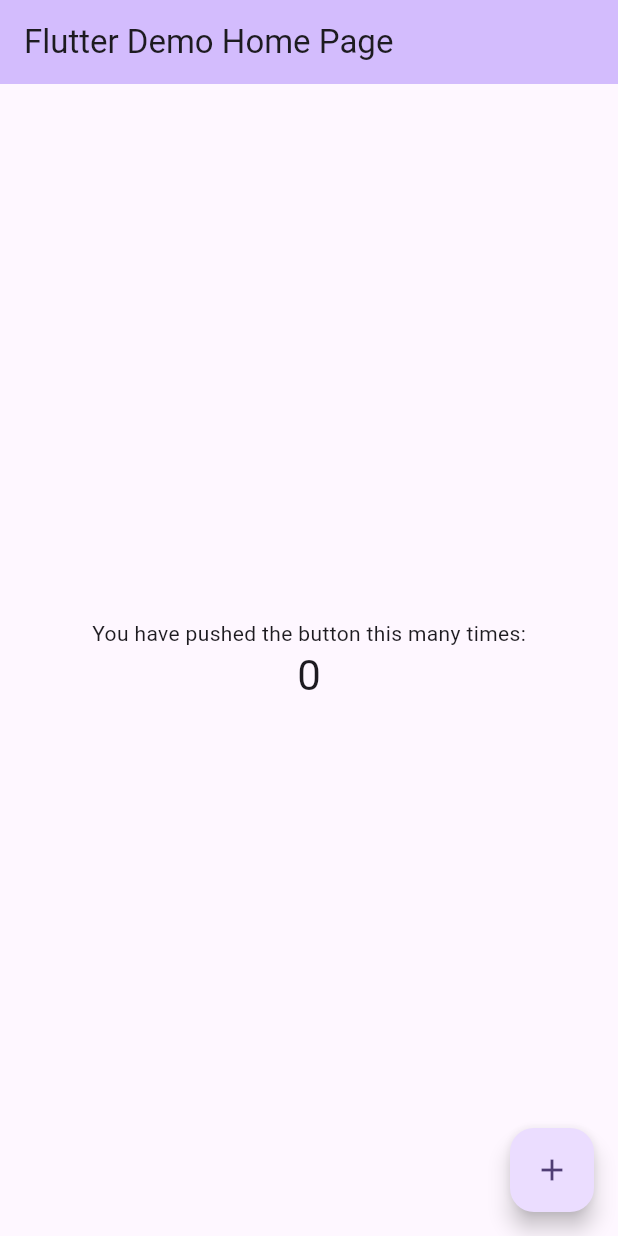
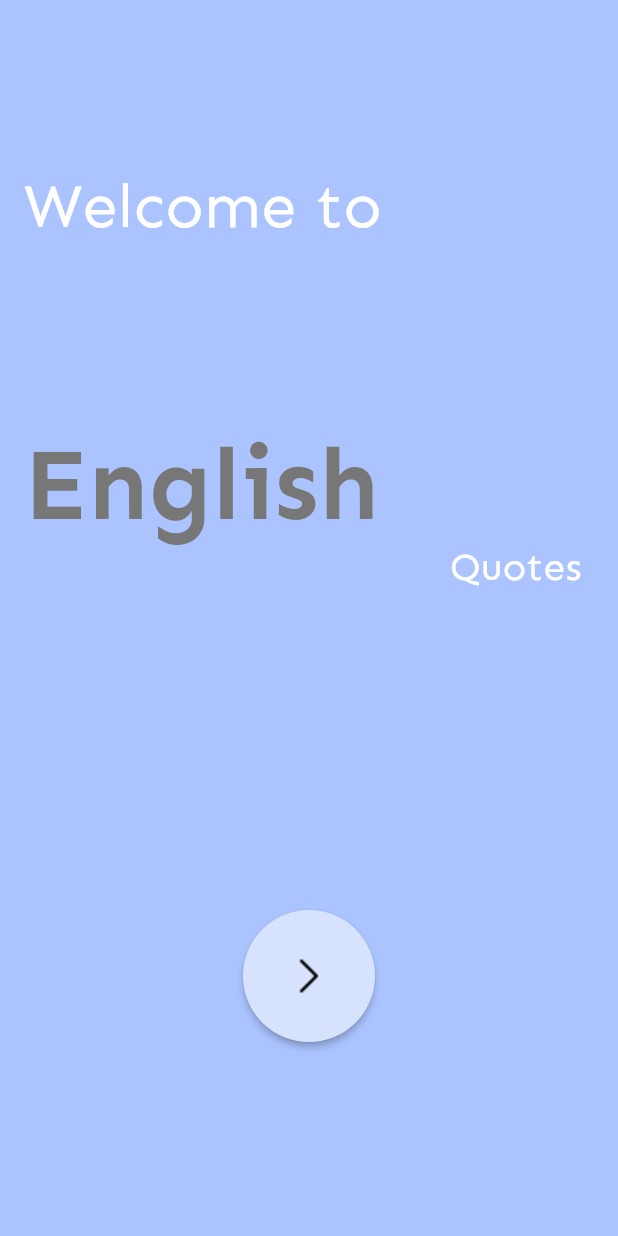
Before and after one commit to trtrung1209/english-card-app, a Flutter app: the screen it shows after launch, on a phone screen of 412 x 824 dp. Run offline on Flutter 3.47's test engine with Material 3 defaults, Android fonts, the phone set to English and light mode, and no system bars.

Commit message:
Custom Landing page

```diff
--- a/lib/main.dart
+++ b/lib/main.dart
@@ -1,122 +1,21 @@
 import 'package:flutter/material.dart';
+import 'package:flutter/services.dart';
+import './pages/landing_page.dart';
 
 void main() {
+  WidgetsFlutterBinding.ensureInitialized();
+  SystemChrome.setEnabledSystemUIMode(SystemUiMode.manual, overlays: []);
   runApp(const MyApp());
 }
 
 class MyApp extends StatelessWidget {
   const MyApp({super.key});
 
-  // This widget is the root of your application.
   @override
   Widget build(BuildContext context) {
-    return MaterialApp(
-      title: 'Flutter Demo',
-      theme: ThemeData(
-        // This is the theme of your application.
-        //
-        // TRY THIS: Try running your application with "flutter run". You'll see
-        // the application has a purple toolbar. Then, without quitting the app,
-        // try changing the seedColor in the colorScheme below to Colors.green
-        // and then invoke "hot reload" (save your changes or press the "hot
-        // reload" button in a Flutter-supported IDE, or press "r" if you used
-        // the command line to start the app).
-        //
-        // Notice that the counter didn't reset back to zero; the application
-        // state is not lost during the reload. To reset the state, use hot
-        // restart instead.
-        //
-        // This works for code too, not just values: Most code changes can be
-        // tested with just a hot reload.
-        colorScheme: ColorScheme.fromSeed(seedColor: Colors.deepPurple),
-      ),
-      home: const MyHomePage(title: 'Flutter Demo Home Page'),
+    return const MaterialApp(
+      debugShowCheckedModeBanner: false,
+      home: LandingPage(),
     );
   }
 }
-
-class MyHomePage extends StatefulWidget {
-  const MyHomePage({super.key, required this.title});
-
-  // This widget is the home page of your application. It is stateful, meaning
-  // that it has a State object (defined below) that contains fields that affect
-  // how it looks.
-
-  // This class is the configuration for the state. It holds the values (in this
-  // case the title) provided by the parent (in this case the App widget) and
-  // used by the build method of the State. Fields in a Widget subclass are
-  // always marked "final".
-
-  final String title;
-
-  @override
-  State<MyHomePage> createState() => _MyHomePageState();
-}
-
-class _MyHomePageState extends State<MyHomePage> {
-  int _counter = 0;
-
-  void _incrementCounter() {
-    setState(() {
-      // This call to setState tells the Flutter framework that something has
-      // changed in this State, which causes it to rerun the build method below
-      // so that the display can reflect the updated values. If we changed
-      // _counter without calling setState(), then the build method would not be
-      // called again, and so nothing would appear to happen.
-      _counter++;
-    });
-  }
-
-  @override
-  Widget build(BuildContext context) {
-    // This method is rerun every time setState is called, for instance as done
-    // by the _incrementCounter method above.
-    //
-    // The Flutter framework has been optimized to make rerunning build methods
-    // fast, so that you can just rebuild anything that needs updating rather
-    // than having to individually change instances of widgets.
-    return Scaffold(
-      appBar: AppBar(
-        // TRY THIS: Try changing the color here to a specific color (to
-        // Colors.amber, perhaps?) and trigger a hot reload to see the AppBar
-        // change color while the other colors stay the same.
-        backgroundColor: Theme.of(context).colorScheme.inversePrimary,
-        // Here we take the value from the MyHomePage object that was created by
-        // the App.build method, and use it to set our appbar title.
-        title: Text(widget.title),
-      ),
-      body: Center(
-        // Center is a layout widget. It takes a single child and positions it
-        // in the middle of the parent.
-        child: Column(
-          // Column is also a layout widget. It takes a list of children and
-          // arranges them vertically. By default, it sizes itself to fit its
-          // children horizontally, and tries to be as tall as its parent.
-          //
-          // Column has various properties to control how it sizes itself and
-          // how it positions its children. Here we use mainAxisAlignment to
-          // center the children vertically; the main axis here is the vertical
-          // axis because Columns are vertical (the cross axis would be
-          // horizontal).
-          //
-          // TRY THIS: Invoke "debug painting" (choose the "Toggle Debug Paint"
-          // action in the IDE, or press "p" in the console), to see the
-          // wireframe for each widget.
-          mainAxisAlignment: MainAxisAlignment.center,
-          children: <Widget>[
-            const Text('You have pushed the button this many times:'),
-            Text(
-              '$_counter',
-              style: Theme.of(context).textTheme.headlineMedium,
-            ),
-          ],
-        ),
-      ),
-      floatingActionButton: FloatingActionButton(
-        onPressed: _incrementCounter,
-        tooltip: 'Increment',
-        child: const Icon(Icons.add),
-      ), // This trailing comma makes auto-formatting nicer for build methods.
-    );
-  }
-}
--- a/lib/pages/landing_page.dart
+++ b/lib/pages/landing_page.dart
@@ -0,0 +1,61 @@
+import 'package:english_card_app/values/app_assets.dart';
+import 'package:english_card_app/values/app_colors.dart';
+import 'package:english_card_app/values/app_styles.dart';
+import 'package:flutter/material.dart';
+
+class LandingPage extends StatelessWidget {
+  const LandingPage({super.key});
+
+  @override
+  Widget build(BuildContext context) {
+    return Scaffold(
+      backgroundColor: AppColors.primaryColor,
+      body: Padding(
+        padding: const EdgeInsets.symmetric(horizontal: 16),
+        child: Column(
+          children: [
+            Expanded(
+              child: Container(
+                alignment: Alignment.centerLeft,
+                child: Text(
+                  'Welcome to',
+                  style: AppStyles.h3,
+                ),
+              ),
+            ),
+            Expanded(
+              child: Container(
+                child: Column(
+                  crossAxisAlignment: CrossAxisAlignment.stretch,
+                  children: [
+                    Text('English',
+                      style: AppStyles.h2.copyWith(
+                        color: AppColors.blackGrey,
+                        fontWeight: FontWeight.bold
+                    ),),
+                    Padding(
+                      padding: const EdgeInsets.only(right: 8),
+                      child: Text('Quotes',
+                        textAlign: TextAlign.right,
+                        style: AppStyles.h4.copyWith(height: 0.5),),
+                    ),
+                  ],
+                ),
+                )),
+            Expanded(
+              child: Padding(
+                padding: const EdgeInsets.only(bottom: 72),
+                child: RawMaterialButton(
+                  onPressed: (){},
+                  shape: CircleBorder(),
+                  fillColor: AppColors.lightBlue,
+                  child: Image.asset(AppAssets.rightChevron),
+                  ),
+              ),
+            ),
+          ],
+        ),
+      ),
+    );
+  }
+}
--- a/pubspec.yaml
+++ b/pubspec.yaml
@@ -63,7 +63,7 @@ flutter:
     - assets/images/2x/
     - assets/images/3x/
     - assets/fonts/
-    - assets/fonts/sen
+    - assets/fonts/sen/
 
   # An image asset can refer to one or more resolution-specific "variants", see
   # https://flutter.dev/to/resolution-aware-images
```
Also changed, not shown: 1 other file.
